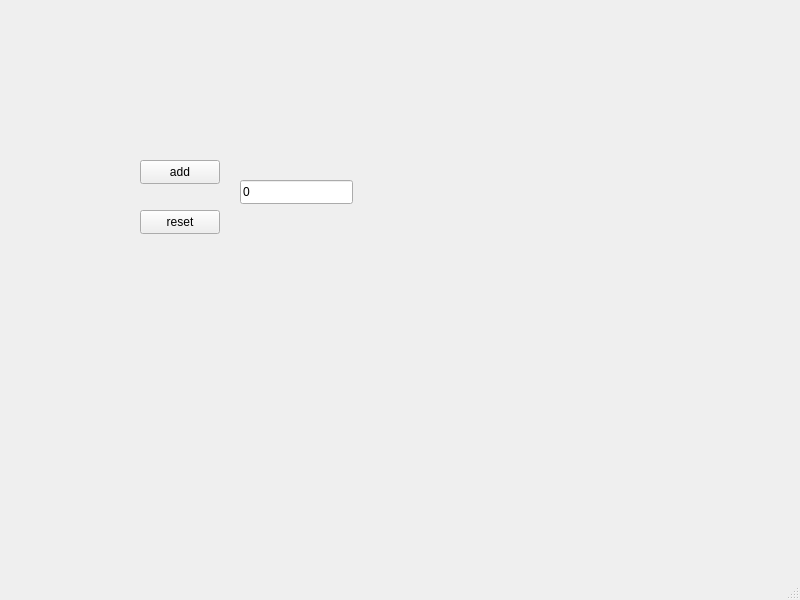
The window that laskin/mainwindow.ui (NiklasPari/laskin) describes before a commit, drawn with Qt 5.
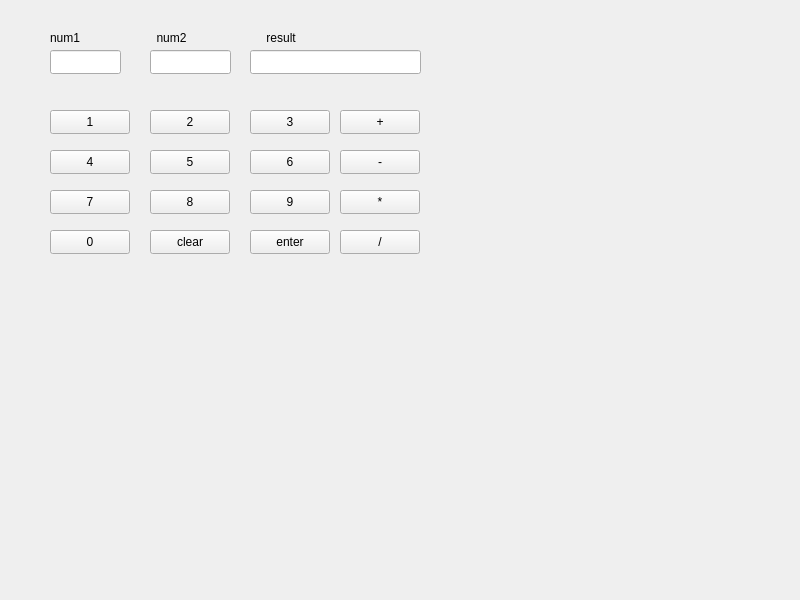
The same window after the commit.

Commit message: tehtävä 2/2

What changed in the file:
```diff
--- a/laskin/mainwindow.ui
+++ b/laskin/mainwindow.ui
@@ -14,38 +14,142 @@
    <string>MainWindow</string>
   </property>
   <widget class="QWidget" name="centralwidget">
-   <widget class="QPushButton" name="add">
-    <property name="geometry">
-     <rect>
-      <x>140</x>
-      <y>160</y>
-      <width>80</width>
-      <height>24</height>
-     </rect>
-    </property>
-    <property name="text">
-     <string>add</string>
-    </property>
-   </widget>
    <widget class="QPushButton" name="reset">
     <property name="geometry">
      <rect>
-      <x>140</x>
-      <y>210</y>
+      <x>150</x>
+      <y>230</y>
       <width>80</width>
       <height>24</height>
      </rect>
     </property>
     <property name="text">
-     <string>reset</string>
+     <string>clear</string>
     </property>
    </widget>
    <widget class="QLineEdit" name="lineEdit">
     <property name="geometry">
      <rect>
-      <x>240</x>
-      <y>180</y>
-      <width>113</width>
+      <x>50</x>
+      <y>50</y>
+      <width>71</width>
+      <height>24</height>
+     </rect>
+    </property>
+    <property name="text">
+     <string/>
+    </property>
+   </widget>
+   <widget class="QLineEdit" name="num2">
+    <property name="geometry">
+     <rect>
+      <x>150</x>
+      <y>50</y>
+      <width>81</width>
+      <height>24</height>
+     </rect>
+    </property>
+    <property name="text">
+     <string/>
+    </property>
+   </widget>
+   <widget class="QLineEdit" name="result">
+    <property name="geometry">
+     <rect>
+      <x>250</x>
+      <y>50</y>
+      <width>171</width>
+      <height>24</height>
+     </rect>
+    </property>
+    <property name="text">
+     <string/>
+    </property>
+   </widget>
+   <widget class="QPushButton" name="add_1">
+    <property name="geometry">
+     <rect>
+      <x>50</x>
+      <y>110</y>
+      <width>80</width>
+      <height>24</height>
+     </rect>
+    </property>
+    <property name="text">
+     <string>1</string>
+    </property>
+   </widget>
+   <widget class="QPushButton" name="add_4">
+    <property name="geometry">
+     <rect>
+      <x>50</x>
+      <y>150</y>
+      <width>80</width>
+      <height>24</height>
+     </rect>
+    </property>
+    <property name="text">
+     <string>4</string>
+    </property>
+   </widget>
+   <widget class="QPushButton" name="add_7">
+    <property name="geometry">
+     <rect>
+      <x>50</x>
+      <y>190</y>
+      <width>80</width>
+      <height>24</height>
+     </rect>
+    </property>
+    <property name="text">
+     <string>7</string>
+    </property>
+   </widget>
+   <widget class="QPushButton" name="add_8">
+    <property name="geometry">
+     <rect>
+      <x>150</x>
+      <y>190</y>
+      <width>80</width>
+      <height>24</height>
+     </rect>
+    </property>
+    <property name="text">
+     <string>8</string>
+    </property>
+   </widget>
+   <widget class="QPushButton" name="add_5">
+    <property name="geometry">
+     <rect>
+      <x>150</x>
+      <y>150</y>
+      <width>80</width>
+      <height>24</height>
+     </rect>
+    </property>
+    <property name="text">
+     <string>5</string>
+    </property>
+   </widget>
+   <widget class="QPushButton" name="add_2">
+    <property name="geometry">
+     <rect>
+      <x>150</x>
+      <y>110</y>
+      <width>80</width>
+      <height>24</height>
+     </rect>
+    </property>
+    <property name="text">
+     <string>2</string>
+    </property>
+   </widget>
+   <widget class="QPushButton" name="add_0">
+    <property name="geometry">
+     <rect>
+      <x>50</x>
+      <y>230</y>
+      <width>80</width>
       <height>24</height>
      </rect>
     </property>
@@ -53,18 +157,124 @@
      <string>0</string>
     </property>
    </widget>
+   <widget class="QPushButton" name="add_9">
+    <property name="geometry">
+     <rect>
+      <x>250</x>
+      <y>190</y>
+      <width>80</width>
+      <height>24</height>
+     </rect>
+    </property>
+    <property name="text">
+     <string>9</string>
+    </property>
+   </widget>
+   <widget class="QPushButton" name="add_enter">
+    <property name="geometry">
+     <rect>
+      <x>250</x>
+      <y>230</y>
+      <width>80</width>
+      <height>24</height>
+     </rect>
+    </property>
+    <property name="text">
+     <string>enter</string>
+    </property>
+   </widget>
+   <widget class="QPushButton" name="add_6">
+    <property name="geometry">
+     <rect>
+      <x>250</x>
+      <y>150</y>
+      <width>80</width>
+      <height>24</height>
+     </rect>
+    </property>
+    <property name="text">
+     <string>6</string>
+    </property>
+   </widget>
+   <widget class="QPushButton" name="add_3">
+    <property name="geometry">
+     <rect>
+      <x>250</x>
+      <y>110</y>
+      <width>80</width>
+      <height>24</height>
+     </rect>
+    </property>
+    <property name="text">
+     <string>3</string>
+    </property>
+   </widget>
+   <widget class="QPushButton" name="add_plus">
+    <property name="geometry">
+     <rect>
+      <x>340</x>
+      <y>110</y>
+      <width>80</width>
+      <height>24</height>
+     </rect>
+    </property>
+    <property name="text">
+     <string>+</string>
+    </property>
+   </widget>
+   <widget class="QPushButton" name="add_divide">
+    <property name="geometry">
+     <rect>
+      <x>340</x>
+      <y>230</y>
+      <width>80</width>
+      <height>24</height>
+     </rect>
+    </property>
+    <property name="text">
+     <string>/</string>
+    </property>
+   </widget>
+   <widget class="QPushButton" name="add_times">
+    <property name="geometry">
+     <rect>
+      <x>340</x>
+      <y>190</y>
+      <width>80</width>
+      <height>24</height>
+     </rect>
+    </property>
+    <property name="text">
+     <string>*</string>
+    </property>
+   </widget>
+   <widget class="QPushButton" name="add_minus">
+    <property name="geometry">
+     <rect>
+      <x>340</x>
+      <y>150</y>
+      <width>80</width>
+      <height>24</height>
+     </rect>
+    </property>
+    <property name="text">
+     <string>-</string>
+    </property>
+   </widget>
+   <widget class="QLabel" name="label">
+    <property name="geometry">
+     <rect>
+      <x>50</x>
+      <y>30</y>
+      <width>371</width>
+      <height>16</height>
+     </rect>
+    </property>
+    <property name="text">
+     <string>num1                       num2                        result</string>
+    </property>
+   </widget>
   </widget>
-  <widget class="QMenuBar" name="menubar">
-   <property name="geometry">
-    <rect>
-     <x>0</x>
-     <y>0</y>
-     <width>800</width>
-     <height>21</height>
-    </rect>
-   </property>
-  </widget>
-  <widget class="QStatusBar" name="statusbar"/>
  </widget>
  <resources/>
  <connections/>
```
Left out of the diff: 2 changed lines with no effect on the pictures. The commit also changes 2 other files.
